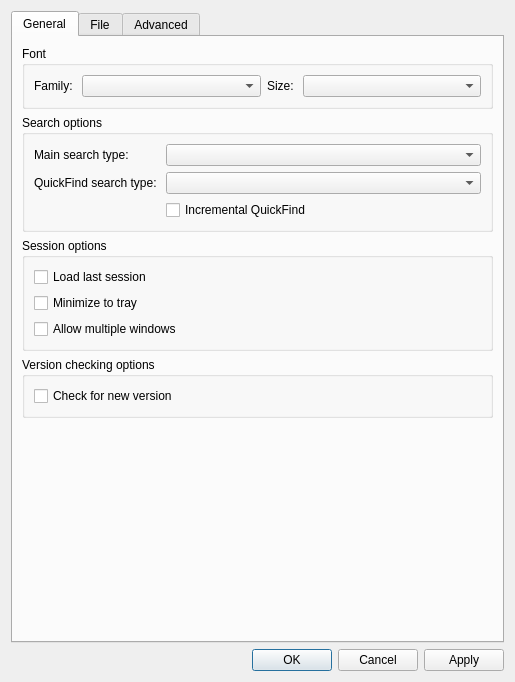
Above: src/ui/include/optionsdialog.ui from nickbnf/glogg before the change. Below: the same form after it.
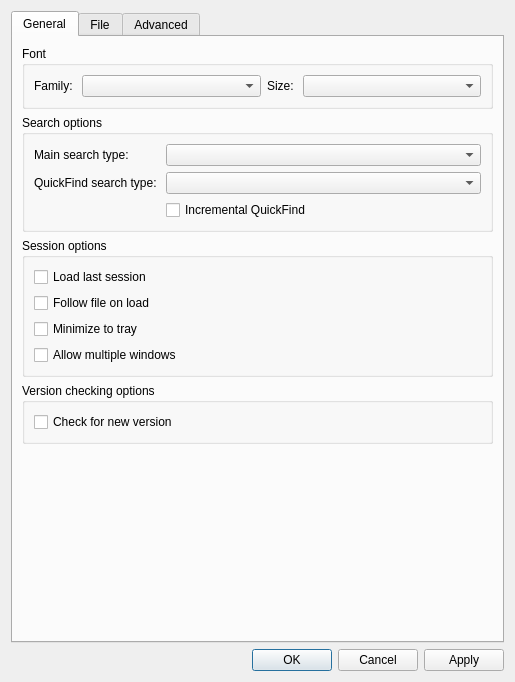
That is the form after the change.

Commit message: Add option to follow file on load (#136)

```diff
--- a/src/ui/include/optionsdialog.ui
+++ b/src/ui/include/optionsdialog.ui
@@ -165,6 +165,13 @@
             </property>
            </widget>
           </item>
+          <item>
+           <widget class="QCheckBox" name="followFileOnLoadCheckBox">
+            <property name="text">
+             <string>Follow file on load</string>
+            </property>
+           </widget>
+          </item>
           <item>
            <widget class="QCheckBox" name="minimizeToTrayCheckBox">
             <property name="text">
```
The commit also changes 4 other files.
